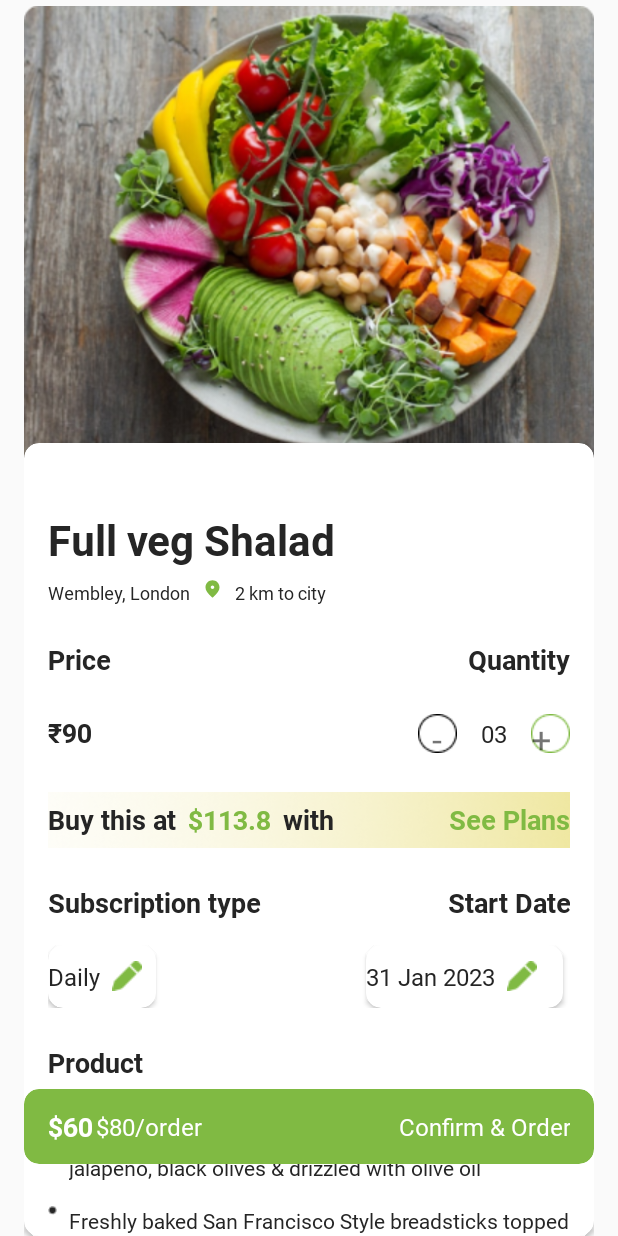
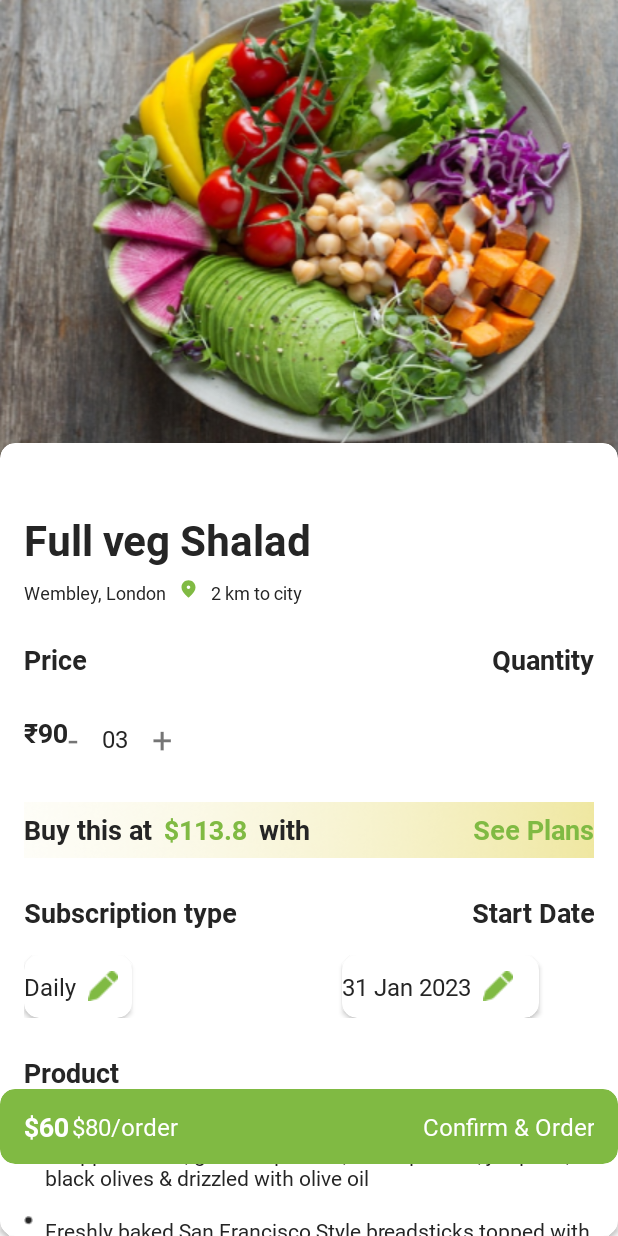
Before and after one commit to Manjeetprasad1/InstantDiet, an Android app: the ItemDetailActivity screen opened directly, with no data from a screen before it, on a phone screen of 412 x 824 dp. Run offline under Robolectric (Android 15) with nearby library versions, the phone set to English and light mode, and no system bars.

Commit message:
details screen changes

```diff
--- a/app/src/main/AndroidManifest.xml
+++ b/app/src/main/AndroidManifest.xml
@@ -15,7 +15,8 @@
         android:theme="@style/Theme.InstantDiet"
         tools:targetApi="31">
         <activity
-            android:name=".CheckoutActivity"
+            android:name=".activity.CheckoutActivity"
+            android:screenOrientation="portrait"
             android:exported="false">
             <meta-data
                 android:name="android.app.lib_name"
--- a/app/src/main/java/com/manny/instantdiet/activity/CheckoutActivity.kt
+++ b/app/src/main/java/com/manny/instantdiet/activity/CheckoutActivity.kt
@@ -2,6 +2,7 @@ package com.manny.instantdiet.activity
 
 import androidx.appcompat.app.AppCompatActivity
 import android.os.Bundle
+import com.manny.instantdiet.R
 
 class CheckoutActivity : AppCompatActivity() {
     override fun onCreate(savedInstanceState: Bundle?) {
--- a/app/src/main/res/layout/activity_item_detail.xml
+++ b/app/src/main/res/layout/activity_item_detail.xml
@@ -4,12 +4,13 @@
     xmlns:tools="http://schemas.android.com/tools"
     android:layout_width="match_parent"
     android:layout_height="match_parent"
-    android:layout_marginHorizontal="16dp"
     tools:context=".activity.ItemDetailActivity">
 
     <ImageView
         android:layout_width="match_parent"
         android:layout_height="316dp"
+        android:scaleType="fitXY"
+        android:layout_marginTop="-8dp"
         android:src="@drawable/image_rectangle_item" />
 
     <androidx.cardview.widget.CardView
@@ -91,32 +92,19 @@
                     android:text="₹90" />
 
                 <LinearLayout
-                    android:layout_width="match_parent"
+                    android:layout_width="wrap_content"
                     android:layout_height="wrap_content"
-                    android:gravity="right"
+                    android:layout_gravity="right"
                     android:orientation="horizontal">
 
-
-                    <RelativeLayout
-                        android:layout_width="26dp"
-                        android:layout_height="26dp"
-                        android:gravity="right">
-
-                        <ImageView
-                            android:layout_width="26dp"
-                            android:layout_height="26dp"
-                            android:layout_centerHorizontal="true"
-                            android:layout_centerVertical="true"
-                            android:src="@drawable/ellips_black" />
 
                     <TextView
                         android:layout_width="wrap_content"
                         android:layout_height="wrap_content"
                         android:layout_centerInParent="true"
+                        android:gravity="center"
                         android:text="-"
                         android:textSize="24sp" />
-
-                    </RelativeLayout>
 
                     <TextView
                         style="@style/text_roboto_normal_16"
@@ -127,26 +115,13 @@
                         android:text="03" />
 
 
-                    <RelativeLayout
-                        android:layout_width="26dp"
-                        android:layout_height="26dp">
-
-                        <ImageView
-                            android:layout_width="26dp"
-                            android:layout_height="26dp"
-                            android:layout_centerHorizontal="true"
-                            android:layout_centerVertical="true"
-                            android:src="@drawable/ellips_red" />
-
                     <TextView
                         android:layout_width="wrap_content"
                         android:layout_height="match_parent"
                         android:layout_centerVertical="true"
-                            android:gravity="center_vertical"
+                        android:gravity="center"
                         android:text="+"
                         android:textSize="24sp" />
-
-                    </RelativeLayout>
 
                 </LinearLayout>
 
```
Lines whose indentation alone changed are shown as unchanged.
